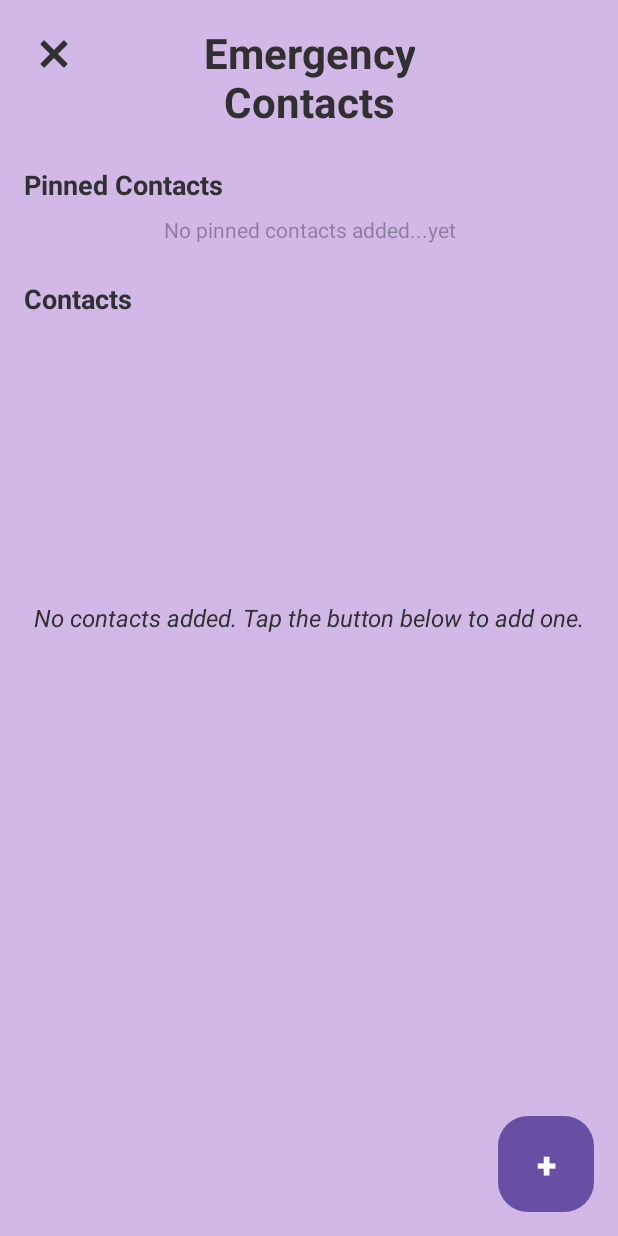
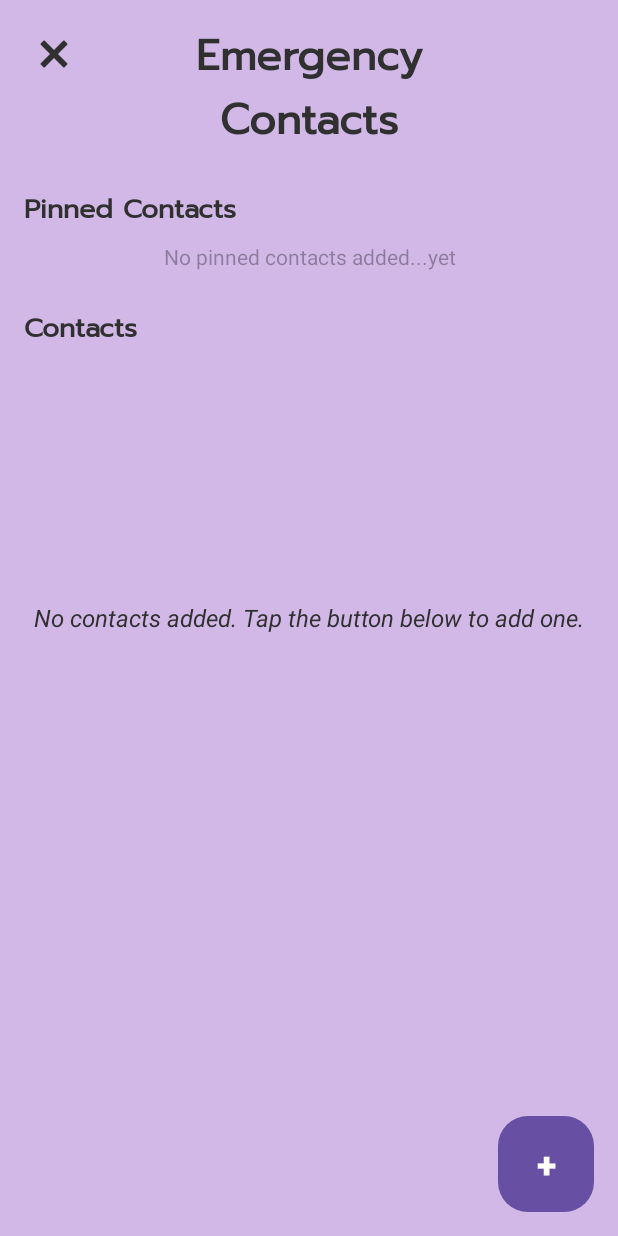
Before and after one commit to miguellobato96/Alertify, an Android app: the SosContacts screen opened directly, with no data from a screen before it, on a phone screen of 412 x 824 dp. Run offline under Robolectric (Android 15) with nearby library versions, the light colour scheme and no system bars.

Commit message:
Updated fonts for a cleaner look
Switched to prompt_regular for better readability and style.

Applied changes across key layouts and screens.

```diff
--- a/app/src/main/res/layout/activity_sos_contact_list.xml
+++ b/app/src/main/res/layout/activity_sos_contact_list.xml
@@ -24,7 +24,9 @@
         android:id="@+id/emergency_contacts_title"
         android:layout_width="wrap_content"
         android:layout_height="wrap_content"
+        android:fontFamily="@font/prompt_regular"
         android:layout_marginTop="16dp"
+
         android:layout_centerHorizontal="true"
         android:text="Emergency\nContacts"
         android:textColor="@color/dark_grey"
@@ -66,6 +68,7 @@
                 android:id="@+id/pinned_contacts_title"
                 android:layout_width="wrap_content"
                 android:layout_height="wrap_content"
+                android:fontFamily="@font/prompt_regular"
                 android:layout_marginTop="16dp"
                 android:text="Pinned Contacts"
                 android:textColor="@color/dark_grey"
@@ -97,6 +100,7 @@
                 android:id="@+id/contacts_title"
                 android:layout_width="wrap_content"
                 android:layout_height="wrap_content"
+                android:fontFamily="@font/prompt_regular"
                 android:layout_marginTop="16dp"
                 android:text="Contacts"
                 android:textColor="@color/dark_grey"
```
